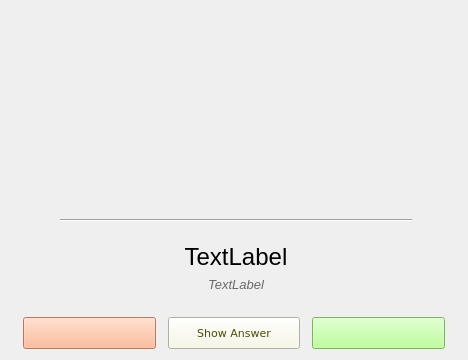
Old version of the form Ui/pract4.ui in the repository robinpalat/idiomindQt.
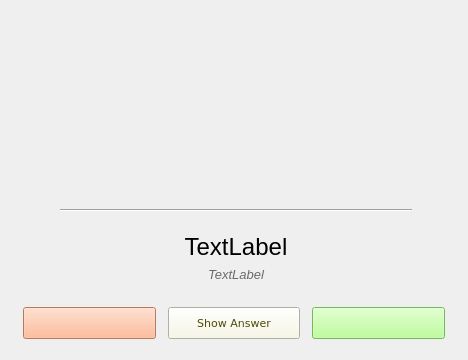
New version of the form. Icons and pictures are not drawn. Custom widgets are drawn as their Qt base class.

Diff of the .ui file:
```diff
--- a/Ui/pract4.ui
+++ b/Ui/pract4.ui
@@ -192,6 +192,9 @@
      <property name="rightMargin">
       <number>12</number>
      </property>
+     <property name="bottomMargin">
+      <number>10</number>
+     </property>
      <item>
       <widget class="QPushButton" name="pushButton_no">
        <property name="minimumSize">
```
